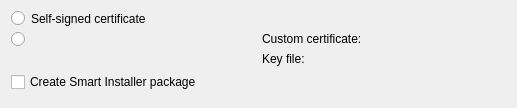
First picture: the form in src/plugins/qt4projectmanager/qt-s60/s60createpackagestep.ui, repository qt-creator/qt-creator, before the edit.
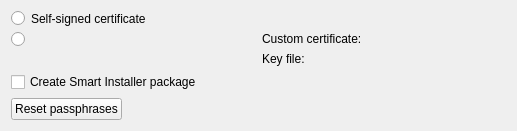
Second picture: the form after the edit. Custom widgets are drawn as their Qt base class.

Commit message: Added the SignSisParser for Symbian OS Added support for passphrases for keys for Symbian OS

Patch:
```diff
--- a/src/plugins/qt4projectmanager/qt-s60/s60createpackagestep.ui
+++ b/src/plugins/qt4projectmanager/qt-s60/s60createpackagestep.ui
@@ -90,6 +90,33 @@
      </property>
     </widget>
    </item>
+   <item>
+    <layout class="QHBoxLayout" name="horizontalLayout">
+     <item>
+      <widget class="QPushButton" name="resetPassphrasesButton">
+       <property name="toolTip">
+        <string>Resets saved passphrases for all used keys</string>
+       </property>
+       <property name="text">
+        <string>Reset passphrases</string>
+       </property>
+      </widget>
+     </item>
+     <item>
+      <spacer name="horizontalSpacer">
+       <property name="orientation">
+        <enum>Qt::Horizontal</enum>
+       </property>
+       <property name="sizeHint" stdset="0">
+        <size>
+         <width>40</width>
+         <height>20</height>
+        </size>
+       </property>
+      </spacer>
+     </item>
+    </layout>
+   </item>
    <item>
     <spacer name="verticalSpacer">
      <property name="orientation">
```
The commit also changes 7 other files.
